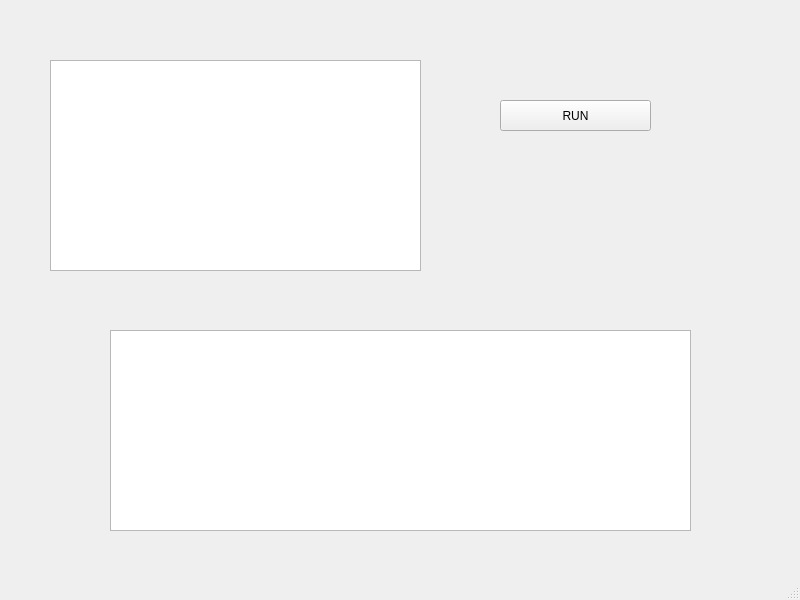
Old version of the form Proyecto1/proyecto1_olc2.ui in the repository LuisCutzal/-OLC2-P1_1S2023_201700841.
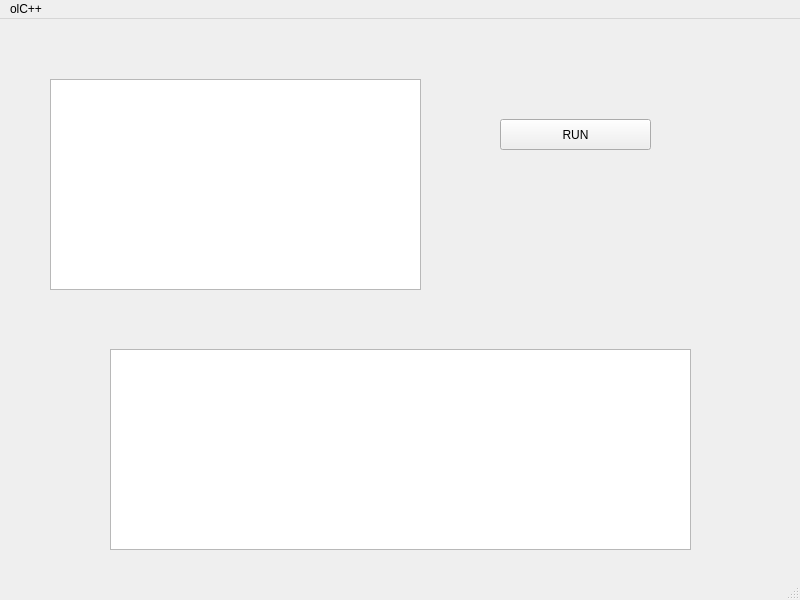
New version of the form.

Patch:
```diff
--- a/Proyecto1/proyecto1_olc2.ui
+++ b/Proyecto1/proyecto1_olc2.ui
@@ -57,6 +57,12 @@
      <height>22</height>
     </rect>
    </property>
+   <widget class="QMenu" name="menuolC">
+    <property name="title">
+     <string>olC++</string>
+    </property>
+   </widget>
+   <addaction name="menuolC"/>
   </widget>
   <widget class="QStatusBar" name="statusbar"/>
  </widget>
```
